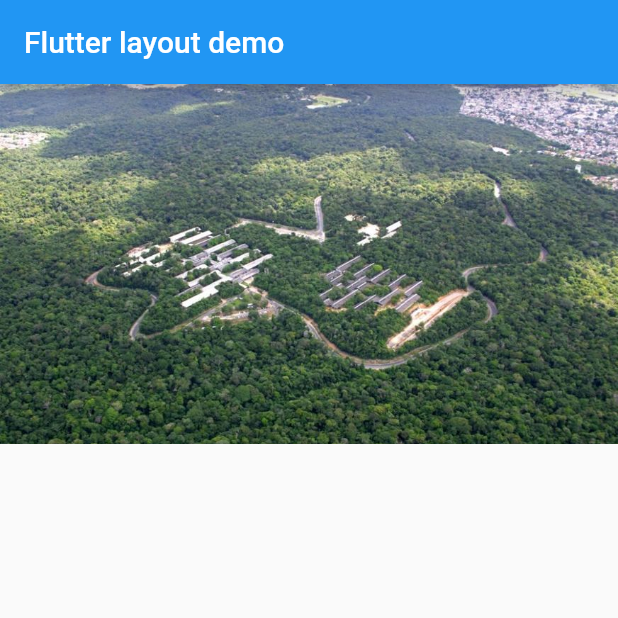
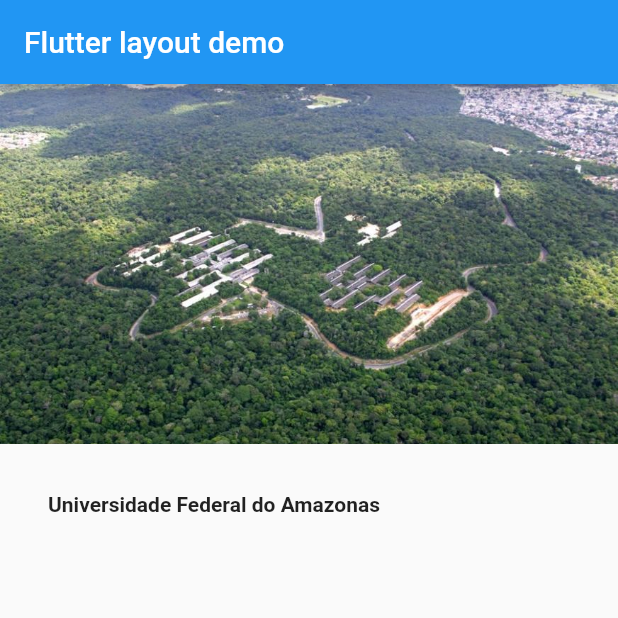
Before and after one commit to gersoncorrea/flutter_build_layout, a Flutter app: the screen it shows after launch, on a phone screen of 412 x 824 dp, the top half of it. Run offline on Flutter 3.47's test engine with Material 2 defaults, Android fonts, the phone set to English and light mode, and no system bars.

Commit message:
add title section

```diff
--- a/lib/main.dart
+++ b/lib/main.dart
@@ -6,6 +6,29 @@ class MyApp extends StatelessWidget {
   // This widget is the root of your application.
   @override
   Widget build(BuildContext context) {
+
+    Widget titleSection = Container(
+      padding: const EdgeInsets.all(32),
+      child: Row(
+        children:[
+          Expanded(
+            child: Column(
+              crossAxisAlignment: CrossAxisAlignment.start,
+              children: <Widget>[
+                Container(
+                  padding: const EdgeInsets.only(bottom: 8),
+                  child: Text(
+                    'Universidade Federal do Amazonas',
+                    style: TextStyle(
+                      fontWeight: FontWeight.bold
+                    ),
+                    ),
+                )
+              ],
+            ))
+        ],
+      ),
+    );
 
 
     return MaterialApp(
@@ -21,7 +44,8 @@ class MyApp extends StatelessWidget {
               width: 600,
               height: 240,
               fit: BoxFit.cover,
-            )
+            ),
+            titleSection
           ],
         ),
       ),
```
